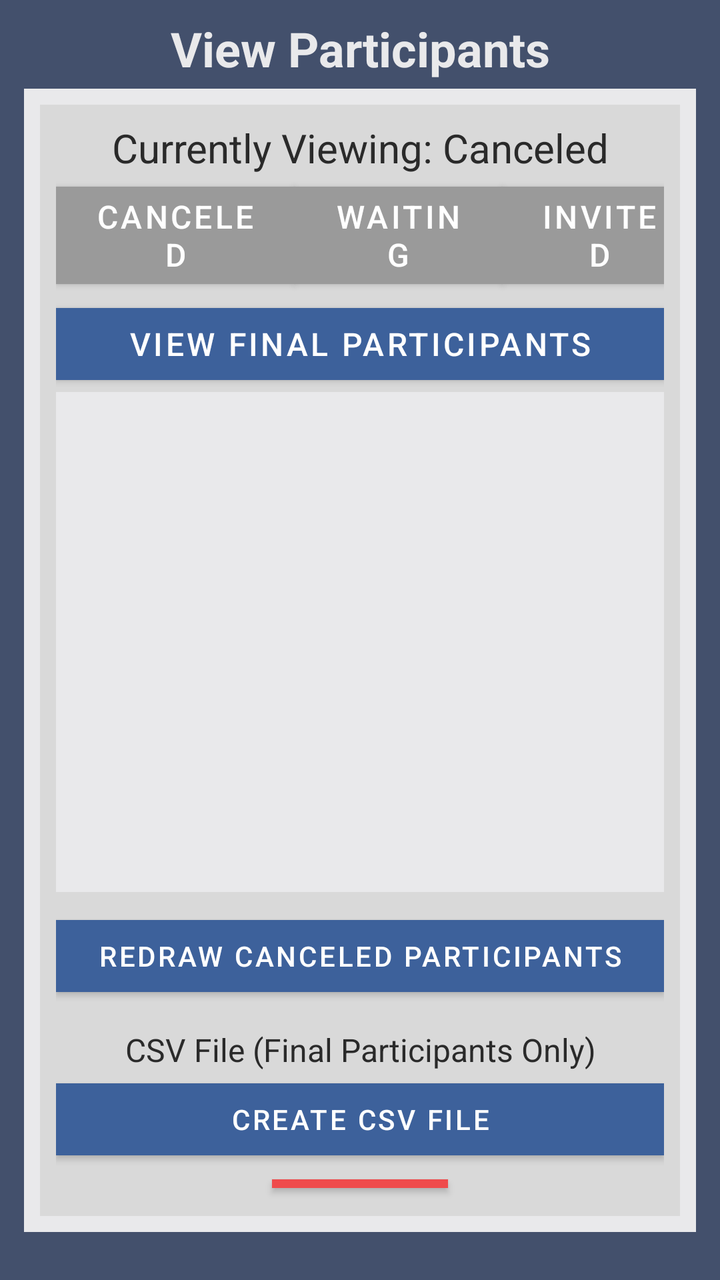
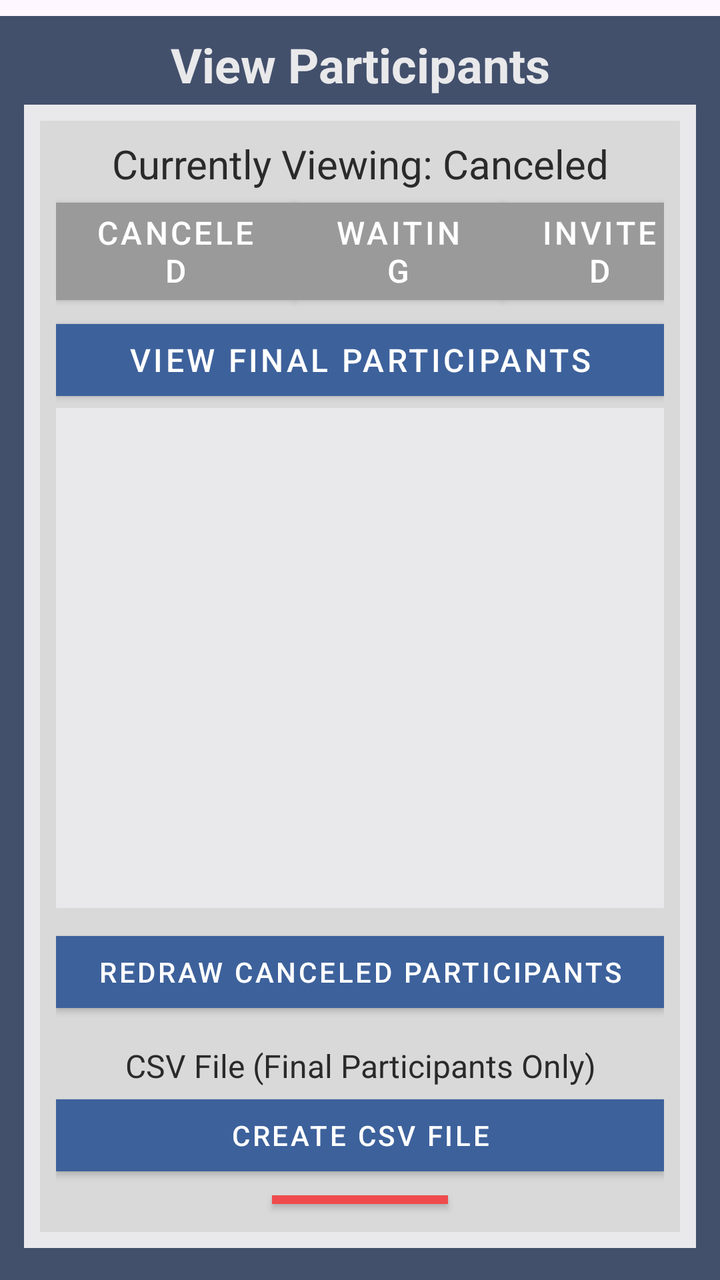

Two renders of the same Android screen: before a commit and after it. Below are the layout's source before the change and the commit's diff.
<!-- AndroidManifest.xml: application theme Theme.QuokkaPuffEvents -->
<!-- res/layout/organizer_view_participants.xml -->
<?xml version="1.0" encoding="utf-8"?>
<androidx.constraintlayout.widget.ConstraintLayout xmlns:android="http://schemas.android.com/apk/res/android"
    android:layout_width="match_parent"
    android:layout_height="match_parent">
    <LinearLayout
        android:id="@+id/dashboardEventsContainer"
        android:layout_width="match_parent"
        android:layout_height="wrap_content"
        android:layout_marginTop="8dp"
        android:layout_marginBottom="8dp"
        android:background="@color/mainblue"
        android:orientation="vertical"
        android:paddingHorizontal="12dp"
        android:paddingBottom="24dp"
        android:paddingTop="8dp">

        <TextView
            android:layout_width="match_parent"
            android:layout_height="wrap_content"
            android:text="View Participants"
            android:textAlignment="center"
            android:textColor="@color/white"
            android:textSize="24dp"
            android:textStyle="bold"
            android:layout_marginBottom="4dp"/>
        <LinearLayout
            android:layout_width="match_parent"
            android:layout_height="match_parent"
            android:background="@color/white"
            android:orientation="vertical"
            android:paddingHorizontal="8dp"
            android:paddingVertical="8dp">

            <LinearLayout
                android:id="@+id/start_end_date_container"
                android:layout_width="match_parent"
                android:layout_height="wrap_content"
                android:background="@color/greyaccent"
                android:orientation="vertical"
                android:paddingHorizontal="8dp"
                android:paddingVertical="8dp">
                <TextView
                    android:id="@+id/viewParticipantsTypeText"
                    android:layout_width="match_parent"
                    android:layout_height="wrap_content"
                    android:text="Currently Viewing: Canceled"
                    android:textColor="@color/black"
                    android:textSize="20sp"
                    android:textStyle="normal"
                    android:textAlignment="center"/>

                <LinearLayout
                    android:id="@+id/filterParticipantBtnContainer"
                    android:layout_width="match_parent"
                    android:layout_height="wrap_content"
                    android:orientation="vertical">
                    <LinearLayout
                        android:layout_width="match_parent"
                        android:layout_height="wrap_content">
                        <Button
                            android:id="@+id/viewCanceledParticipantsBtn"
                            android:layout_width="wrap_content"
                            android:layout_height="wrap_content"
                            android:text="Canceled"
                            android:textSize="16dp"
                            android:backgroundTint="@color/greybtn"
                            style="@style/SquareButton"
                            android:layout_weight="1"
                            android:textStyle="normal"/>
                        <View
                            android:layout_width="0dp"
                            android:layout_height="0dp"
                            android:layout_weight="2"/>

                        <Button
                            android:id="@+id/viewWaitingParticipantsBtn"
                            android:layout_width="wrap_content"
                            android:layout_height="wrap_content"
                            android:text="Waiting"
                            android:textSize="16dp"
                            style="@style/SquareButton"
                            android:backgroundTint="@color/greybtn"
                            android:layout_weight="1"/>
                        <View
                            android:layout_width="0dp"
                            android:layout_height="0dp"
                            android:layout_weight="2"/>

                        <Button
                            android:id="@+id/viewChosenParticipantsBtn"
                            android:layout_width="wrap_content"
                            android:layout_height="wrap_content"
                            android:text="Invited"
                            android:textSize="16dp"
                            style="@style/SquareButton"
                            android:backgroundTint="@color/greybtn"
                            android:layout_weight="1"/>
                    </LinearLayout>
                    <Button
                        android:id="@+id/viewFinalParticipantsBtn"
                        android:layout_width="match_parent"
                        android:layout_height="wrap_content"
                        android:text="View Final Participants"
                        android:textSize="16dp"
                        android:backgroundTint="@color/bluebtn"
                        style="@style/SquareButton"/>

                    <ListView
                        android:id="@+id/orgParticipantListView"
                        android:layout_width="match_parent"
                        android:layout_height="250dp"
                        android:background="@color/white"
                        android:layout_marginBottom="8dp"
                        android:padding="4dp"/>

                </LinearLayout>

                <LinearLayout
                    android:id="@+id/redrawContainer"
                    android:layout_width="match_parent"
                    android:layout_height="wrap_content"
                    android:orientation="horizontal"
                    android:visibility="visible">

                    <Button
                        android:id="@+id/orgRedrawEntrantBtn"
                        android:layout_width="wrap_content"
                        android:layout_height="wrap_content"
                        android:text="Redraw Canceled participants"
                        android:layout_weight="1"
                        android:backgroundTint="@color/bluebtn"
                        style="@style/SquareButton"/>

                </LinearLayout>

                <LinearLayout
                    android:id="@+id/amountWaitingListContainer"
                    android:layout_width="match_parent"
                    android:layout_height="wrap_content"
                    android:orientation="horizontal"
                    android:visibility="gone"
                    android:padding="4dp">


                    <TextView
                        android:id="@+id/waitingListAmt"
                        android:layout_width="wrap_content"
                        android:layout_height="wrap_content"
                        android:text="100"
                        android:textColor="@color/black"
                        android:layout_weight="1"
                        android:textAlignment="textEnd"
                        android:textStyle="bold"
                        android:textSize="18dp"/>

                    <TextView
                        android:layout_width="wrap_content"
                        android:layout_height="wrap_content"
                        android:text=" Participants Currently In Waiting List:"
                        android:textColor="@color/black"
                        android:layout_weight="1"
                        android:textSize="18dp"/>

                </LinearLayout>

                <TextView
                    android:layout_marginTop="12dp"
                    android:layout_width="match_parent"
                    android:layout_height="wrap_content"
                    android:textSize="16dp"
                    android:text="CSV File (Final Participants Only)"
                    android:textColor="@color/black"
                    android:textAlignment="center"/>

                <Button
                    android:id="@+id/createFinalParticipantsCSV"
                    android:layout_width="match_parent"
                    android:layout_height="wrap_content"
                    android:text="Create CSV file"
                    android:backgroundTint="@color/bluebtn"
                    style="@style/SquareButton"/>

                <Button
                    android:id="@+id/orgViewParticipantsBackToDashboardBtn"
                    android:layout_width="wrap_content"
                    android:layout_height="wrap_content"
                    android:layout_gravity="center"
                    android:text="Back"
                    android:backgroundTint="@color/redbtn"
                    style="@style/SquareButton"/>





            </LinearLayout>

            
        </LinearLayout>








































































































































    </LinearLayout>

</androidx.constraintlayout.widget.ConstraintLayout>
<!-- resources referenced by this layout -->
<resources>
  <color name="black">#2A2A2A</color>
  <color name="bluebtn">#3D619B</color>
  <color name="greyaccent">#D9D9D9</color>
  <color name="greybtn">#9A9A9A</color>
  <color name="mainblue">#43506C</color>
  <color name="redbtn">#EF4B4C</color>
  <color name="white">#E9E9EB</color>
  <style name="SquareButton" parent="Widget.MaterialComponents.Button">
          <item name="cornerRadius">0dp</item>
      </style>
  <style name="Theme.QuokkaPuffEvents" parent="Base.Theme.QuokkaPuffEvents" />
  <style name="Base.Theme.QuokkaPuffEvents" parent="Theme.Material3.DayNight.NoActionBar">
          
          
      </style>
</resources>

<!-- the commit's change to res/layout/organizer_view_participants.xml (unified diff, before → after) -->
@@ -1,5 +1,6 @@
 <?xml version="1.0" encoding="utf-8"?>
 <androidx.constraintlayout.widget.ConstraintLayout xmlns:android="http://schemas.android.com/apk/res/android"
+    xmlns:app="http://schemas.android.com/apk/res-auto"
     android:layout_width="match_parent"
     android:layout_height="match_parent">
     <LinearLayout
@@ -12,7 +13,9 @@
         android:orientation="vertical"
         android:paddingHorizontal="12dp"
         android:paddingBottom="24dp"
-        android:paddingTop="8dp">
+        android:paddingTop="8dp"
+        app:layout_constraintTop_toTopOf="parent"
+        app:layout_constraintStart_toStartOf="parent">
 
         <TextView
             android:layout_width="match_parent"
